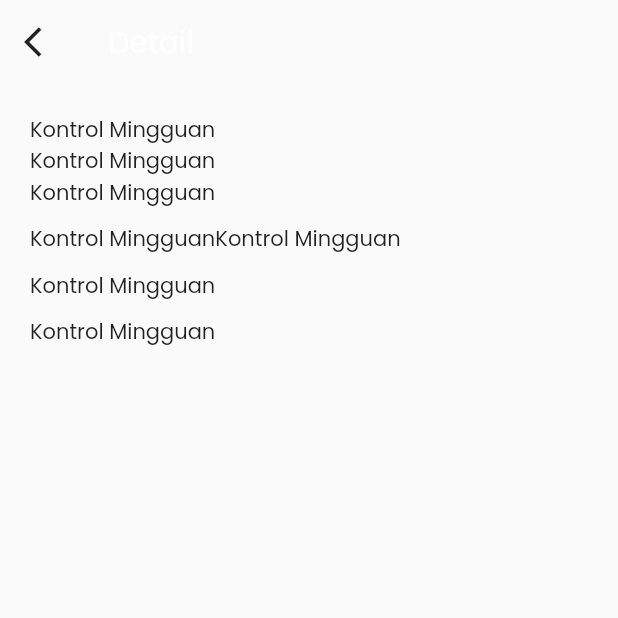
After one commit to zanuarts/RS-TingkatAkhir, a Flutter app: the ProfileDetail screen opened directly, on a phone screen of 412 x 824 dp, the top half of it. The commit adds this screen. Run offline on Flutter 3.47's test engine with Material 2 defaults, Android fonts, the phone set to English and light mode, and no system bars; our stand-ins replace carousel_pro, flutter_datetime_picker, google_maps_flutter, random_string; missing offline and left inert: cupertino_radio_choice.

Commit message:
add profile detail

```diff
--- a/lib/src/ui/pages/feedback/page_feedback_dashboard.dart
+++ b/lib/src/ui/pages/feedback/page_feedback_dashboard.dart
@@ -28,10 +28,10 @@ class _FeedbackDashboardState extends State<FeedbackDashboard> {
 
     return Scaffold(
       appBar: AppBar(
-        backgroundColor: Colors.white,
+        backgroundColor: Colors.transparent,
         elevation: 0.0,
         leading: IconButton(
-          icon: Icon(Icons.arrow_back_ios),
+          icon: Icon(Icons.arrow_back),
           onPressed: () {
             print('back');
             Navigator.pop(context);
--- /dev/null
+++ b/lib/src/ui/pages/profile/page_profile_detail.dart
@@ -0,0 +1,43 @@
+import 'package:flutter/material.dart';
+
+class ProfileDetail extends StatelessWidget {
+  @override
+  Widget build(BuildContext context) {
+        return Scaffold(
+          appBar: AppBar(
+            backgroundColor: Colors.transparent,
+            elevation: 0.0,
+            leading: IconButton(
+              icon: Icon(Icons.arrow_back_ios),
+              onPressed: () {
+                print('back');
+                Navigator.pop(context);
+              },
+              color: Colors.black87,
+            ),
+            title: Text('Detail'),
+          ),
+          body: Container(
+            padding: EdgeInsets.all(20),
+            child: ListView(
+              children: [
+                Text("Kontrol Mingguan"),
+                Text("Kontrol Mingguan"),
+                Text("Kontrol Mingguan"),
+                SizedBox(height:10),
+            Row(
+              children: [
+                Text("Kontrol Mingguan"),
+                Text("Kontrol Mingguan"),
+              ],
+            ),
+            SizedBox(height:10),
+            Text("Kontrol Mingguan"),
+            SizedBox(height:10),
+            Text("Kontrol Mingguan"),
+          ],
+        ),
+      ),
+    );
+  }
+}
```
